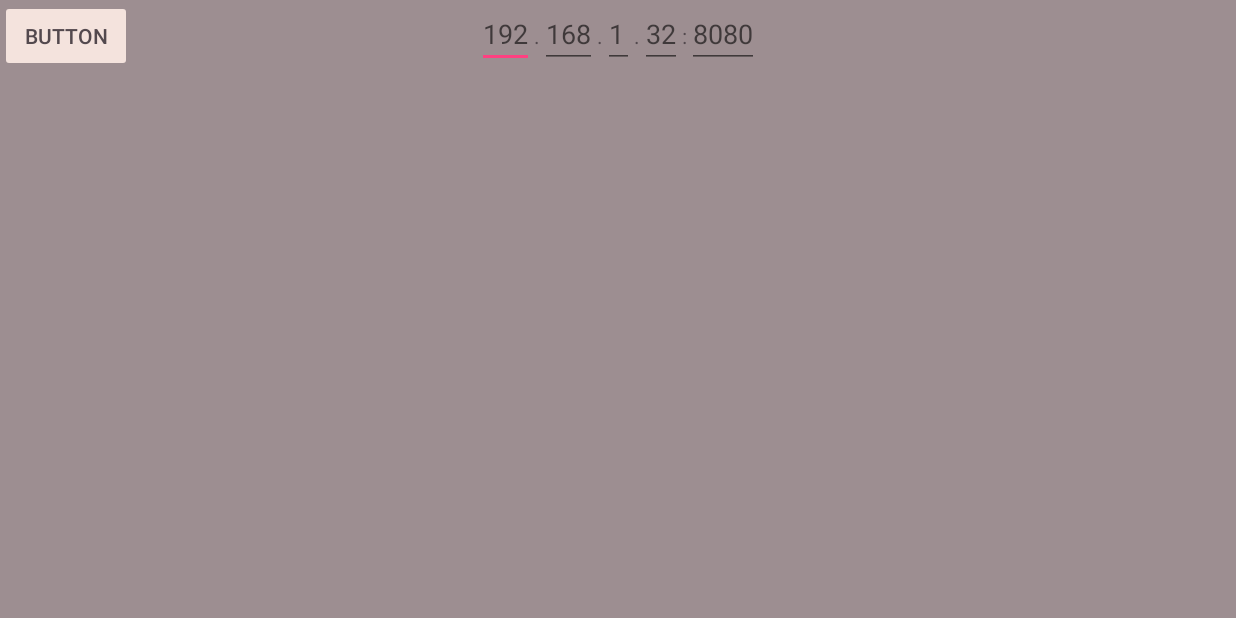
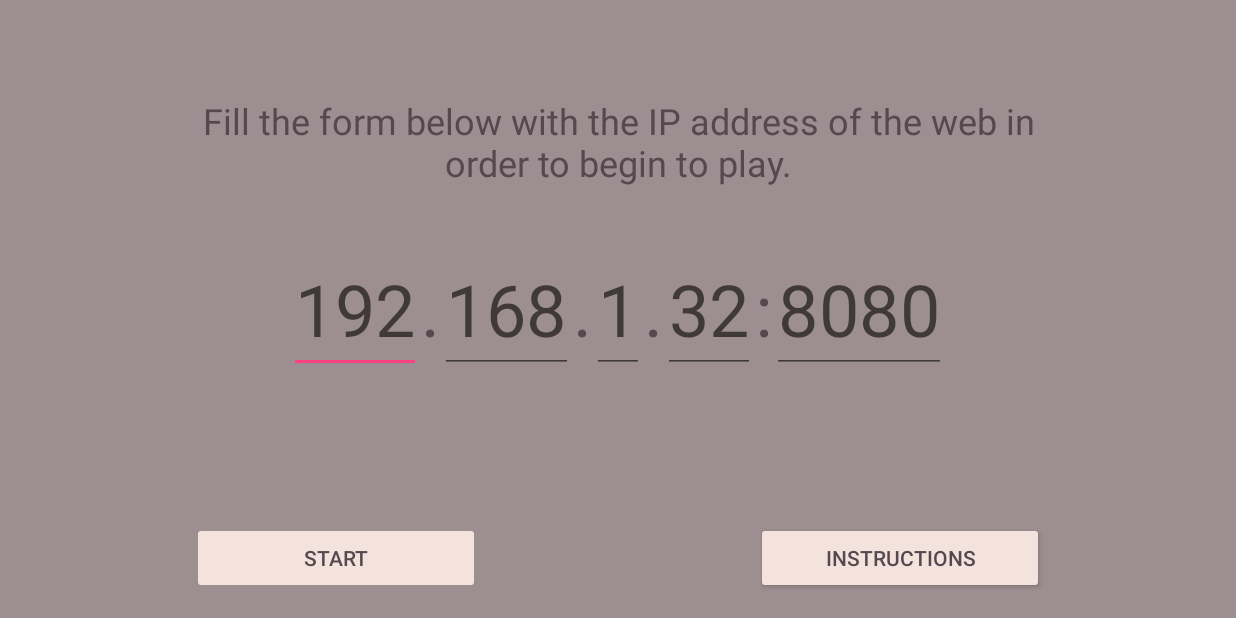
Before and after one commit to LudovicaBaldassarri/SpiderQuest, an Android app: the Inizio screen opened directly, with no data from a screen before it, on a phone screen of 824 x 412 dp (held sideways). Run offline under Robolectric (Android 15) with nearby library versions, the phone set to English and light mode, and no system bars; our stand-ins replace ButterKnife; 1 statement that could not run was skipped.

Commit message:
Modificato il layout della pagina con l'ip della ragnatela

```diff
--- a/app/src/main/java/com/example/alessia/appragni/Inizio.java
+++ b/app/src/main/java/com/example/alessia/appragni/Inizio.java
@@ -624,5 +624,9 @@ public class Inizio extends AppCompatActivity {
         return pixels_array;
     }
 
+    public void openInstruction(View view) {
+        Intent intent = new Intent(this, Instruction1Activity.class);
+        startActivity(intent);
+    }
 
 }
--- a/app/src/main/java/com/example/alessia/appragni/Instruction1Activity.java
+++ b/app/src/main/java/com/example/alessia/appragni/Instruction1Activity.java
@@ -23,4 +23,10 @@ public class Instruction1Activity extends AppCompatActivity {
         Intent intent = new Intent(this, MainActivity.class);
         startActivity(intent);
     }
+
+
+    public void openInizio(View view){
+        Intent intent=new Intent(this, Inizio.class);
+        startActivity(intent);
+    }
 }
--- a/app/src/main/java/com/example/alessia/appragni/Instruction2Activity.java
+++ b/app/src/main/java/com/example/alessia/appragni/Instruction2Activity.java
@@ -29,4 +29,9 @@ public class Instruction2Activity extends AppCompatActivity {
         intent.addFlags(Intent.FLAG_ACTIVITY_NO_ANIMATION);
         startActivity(intent);
     }
+
+    public void openInizio(View view){
+        Intent intent=new Intent(this, Inizio.class);
+        startActivity(intent);
+    }
 }
--- a/app/src/main/java/com/example/alessia/appragni/Instruction3Activity.java
+++ b/app/src/main/java/com/example/alessia/appragni/Instruction3Activity.java
@@ -29,4 +29,9 @@ public class Instruction3Activity extends AppCompatActivity {
         intent.addFlags(Intent.FLAG_ACTIVITY_NO_ANIMATION);
         startActivity(intent);
     }
+
+    public void openInizio(View view){
+        Intent intent=new Intent(this, Inizio.class);
+        startActivity(intent);
+    }
 }
--- a/app/src/main/java/com/example/alessia/appragni/Instruction4Activity.java
+++ b/app/src/main/java/com/example/alessia/appragni/Instruction4Activity.java
@@ -23,4 +23,9 @@ public class Instruction4Activity extends AppCompatActivity {
         intent.addFlags(Intent.FLAG_ACTIVITY_NO_ANIMATION);
         startActivity(intent);
     }
+
+    public void openInizio(View view){
+        Intent intent=new Intent(this, Inizio.class);
+        startActivity(intent);
+    }
 }
--- a/app/src/main/res/layout/activity_inizio.xml
+++ b/app/src/main/res/layout/activity_inizio.xml
@@ -4,14 +4,46 @@
     xmlns:tools="http://schemas.android.com/tools"
     android:layout_width="match_parent"
     android:layout_height="match_parent"
-    tools:context="com.example.alessia.appragni.Inizio">
+    tools:context="com.example.alessia.appragni.Inizio"
+    android:paddingBottom="@dimen/activity_vertical_margin"
+    android:paddingLeft="@dimen/activity_horizontal_margin"
+    android:paddingRight="@dimen/activity_horizontal_margin"
+    android:paddingTop="@dimen/activity_vertical_margin">
+
+    <android.support.v7.widget.LinearLayoutCompat
+        android:layout_width="match_parent"
+        android:layout_height="wrap_content"
+        android:id="@+id/introduzione">
+
+        <TextView
+            android:text="@string/compila"
+            android:layout_width="match_parent"
+            android:layout_height="wrap_content"
+            android:id="@+id/compila"
+            android:textAlignment="center"
+            android:textSize="24dp"
+            android:layout_marginTop="48dp"
+            android:layout_marginRight="48dp"
+            android:layout_marginLeft="48dp"
+            android:layout_centerVertical="true"
+            android:layout_centerHorizontal="true" />
+
+    </android.support.v7.widget.LinearLayoutCompat>
+
+<RelativeLayout
+    android:layout_width="match_parent"
+    android:layout_height="wrap_content"
+    android:layout_centerVertical="true"
+    android:layout_alignParentLeft="true"
+    android:layout_alignParentStart="true"
+    android:id="@+id/ip_box">
 
     <LinearLayout
         android:layout_width="wrap_content"
         android:layout_height="wrap_content"
         android:orientation="horizontal"
-        android:layout_below="@+id/linearLayoutCompat"
         android:layout_centerHorizontal="true"
+        android:layout_centerVertical="true"
         android:id="@+id/ip_write">
 
         <EditText
@@ -19,64 +51,106 @@
             android:layout_width="wrap_content"
             android:layout_height="wrap_content"
             android:hint="192"
-            android:inputType="number" />
+            android:inputType="number"
+            android:textSize="48dp"/>
 
         <TextView
             android:layout_width="wrap_content"
             android:layout_height="wrap_content"
-            android:text="." />
+            android:text="."
+            android:textSize="48dp"/>
 
         <EditText
             android:id="@+id/second_byte_ip"
             android:layout_width="wrap_content"
             android:layout_height="wrap_content"
             android:hint="168"
-            android:inputType="number" />
+            android:inputType="number"
+            android:textSize="48dp"/>
 
         <TextView
             android:layout_width="wrap_content"
             android:layout_height="wrap_content"
-            android:text="." />
+            android:text="."
+            android:textSize="48dp"/>
 
         <EditText
             android:id="@+id/third_byte_ip"
             android:layout_width="wrap_content"
             android:layout_height="wrap_content"
             android:hint="1"
-            android:inputType="number" />
+            android:inputType="number"
+            android:textSize="48dp"/>
 
         <TextView
             android:layout_width="wrap_content"
             android:layout_height="wrap_content"
-            android:text="." />
+            android:text="."
+            android:textSize="48dp"/>
 
         <EditText
             android:id="@+id/fourth_byte_ip"
             android:layout_width="wrap_content"
             android:layout_height="wrap_content"
             android:hint="32"
-            android:inputType="number" />
+            android:inputType="number"
+            android:textSize="48dp"/>
 
         <TextView
             android:layout_width="wrap_content"
             android:layout_height="wrap_content"
-            android:text=":" />
+            android:text=":"
+            android:textSize="48dp"/>
 
         <EditText
             android:id="@+id/host_port"
             android:layout_width="wrap_content"
             android:layout_height="wrap_content"
             android:hint="8080"
-            android:inputType="number" />
+            android:inputType="number"
+            android:textSize="48dp"/>
+
 
     </LinearLayout>
 
-    <Button
-        android:id="@+id/play"
-        android:layout_width="wrap_content"
-        android:layout_height="wrap_content"
-        android:text="Button"
-        tools:layout_editor_absoluteX="99dp"
-        tools:layout_editor_absoluteY="118dp" />
+
 
 </RelativeLayout>
+
+    <RelativeLayout
+        android:layout_width="match_parent"
+        android:layout_height="wrap_content"
+        android:paddingLeft="@dimen/activity_horizontal_margin"
+        android:paddingRight="@dimen/activity_horizontal_margin"
+        android:id="@+id/bottoni"
+        android:layout_alignParentBottom="true"
+        android:layout_alignParentLeft="true"
+        android:layout_alignParentStart="true">
+
+        <Button
+            android:id="@+id/play"
+            android:layout_width="192dp"
+            android:layout_height="48dp"
+            android:text="@string/inizia"
+            android:layout_alignParentTop="true"
+            android:layout_alignParentLeft="true"
+            android:layout_alignParentStart="true"
+            tools:layout_editor_absoluteX="99dp"
+            tools:layout_editor_absoluteY="118dp" />
+
+        <Button
+            android:id="@+id/istruzioni"
+            android:layout_width="192dp"
+            android:layout_height="48dp"
+            android:layout_alignParentTop="true"
+            android:layout_alignParentRight="true"
+            android:layout_alignParentEnd="true"
+            android:text="@string/istruzioni"
+            android:onClick="openInstruction"/>
+
+    </RelativeLayout>
+
+
+
+
+</RelativeLayout>
--- a/app/src/main/res/layout/activity_instruction1.xml
+++ b/app/src/main/res/layout/activity_instruction1.xml
@@ -27,7 +27,8 @@
                 android:layout_height="wrap_content"
                 android:id="@+id/gioca_istruzioni1"
                 android:layout_alignParentLeft="true"
-                android:layout_alignParentStart="true" />
+                android:layout_alignParentStart="true"
+                android:onClick="openInizio"/>
 
             <Button
                 android:text="@string/menu"
--- a/app/src/main/res/layout/activity_instruction2.xml
+++ b/app/src/main/res/layout/activity_instruction2.xml
@@ -28,7 +28,8 @@
                 android:layout_alignParentTop="true"
                 android:layout_alignParentLeft="true"
                 android:layout_alignParentStart="true"
-                android:id="@+id/gioca_istruzioni2" />
+                android:id="@+id/gioca_istruzioni2"
+                android:onClick="openInizio"/>
 
             <Button
                 android:text="@string/menu"
--- a/app/src/main/res/layout/activity_instruction3.xml
+++ b/app/src/main/res/layout/activity_instruction3.xml
@@ -27,7 +27,8 @@
                android:layout_alignParentTop="true"
                android:layout_alignParentLeft="true"
                android:layout_alignParentStart="true"
-               android:id="@+id/gioca_istruzioni3" />
+               android:id="@+id/gioca_istruzioni3"
+               android:onClick="openInizio"/>
 
            <Button
                android:text="@string/menu"
--- a/app/src/main/res/layout/activity_instruction4.xml
+++ b/app/src/main/res/layout/activity_instruction4.xml
@@ -34,7 +34,8 @@
                android:layout_alignParentTop="true"
                android:layout_alignParentLeft="true"
                android:layout_alignParentRight="true"
-               android:layout_alignParentEnd="true"/>
+               android:layout_alignParentEnd="true"
+               android:onClick="openInizio"/>
 
            <ImageButton
                android:layout_width="wrap_content"
--- a/app/src/main/res/values/strings.xml
+++ b/app/src/main/res/values/strings.xml
@@ -10,4 +10,6 @@
         one of the hubs. Drag the spider on the right hub, in order to collect points.</string>
     <string name="istruzioni4">If you guess right where the spiders are hiding, the game goes on,
     but be careful: as it goes on, the spiders are going to move faster along the web.</string>
+    <string name="compila">Fill the form below with the IP address of the web in order to begin to play. </string>
+    <string name="inizia">Start</string>
 </resources>
```
Also changed, not shown: 2 other files.
